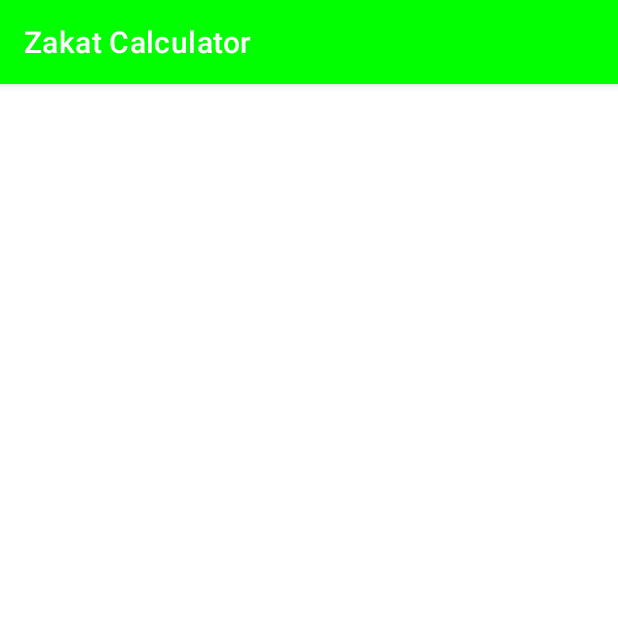
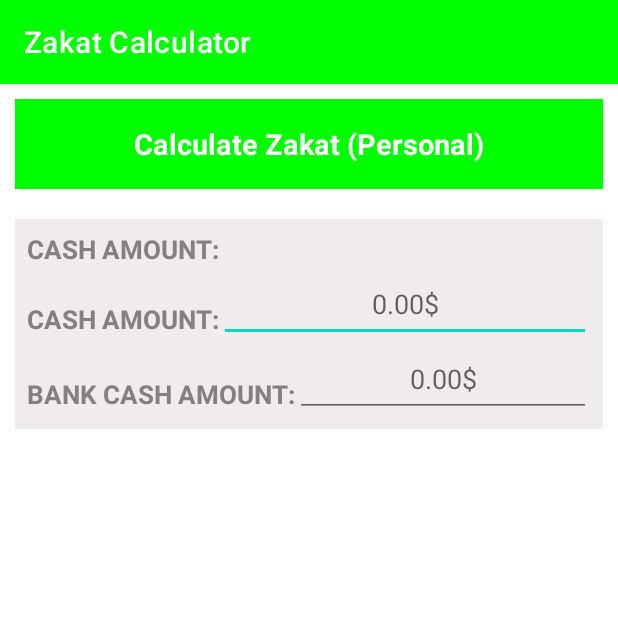
Before and after one commit to jishan1019/zakat-calculator-mobile, an Android app: the CalculateZakatActivity screen opened directly, with no data from a screen before it, on a phone screen of 412 x 824 dp, the top half of it. Run offline under Robolectric (Android 15) with nearby library versions, the phone set to English and light mode, and no system bars.

Commit message:
frist container design complite

```diff
--- a/app/src/main/res/layout/activity_calculate_zakat.xml
+++ b/app/src/main/res/layout/activity_calculate_zakat.xml
@@ -7,10 +7,127 @@
     tools:context=".CalculateZakatActivity"
     android:orientation="vertical"
     android:background="@color/white"
+    android:padding="10dp"
     >
+
+    <!-- Top Titel-->
+    <LinearLayout
+        android:layout_width="match_parent"
+        android:layout_height="60dp"
+        android:background="@color/purple_500"
+        android:orientation="vertical"
+        android:gravity="center"
+        >
+
+        <TextView
+            android:layout_width="wrap_content"
+            android:layout_height="wrap_content"
+            android:textColor="@color/white"
+            android:textSize="19sp"
+            android:textStyle="bold"
+            android:text="Calculate Zakat (Personal)"/>
+
+    </LinearLayout>
+
+    <!-- Calculate Container-->
+    <ScrollView
+        android:layout_marginTop="20dp"
+        android:layout_width="match_parent"
+        android:layout_height="wrap_content"
+        android:scrollbars="none"
+        android:scrollbarStyle="insideInset">
+
+        <LinearLayout
+            android:layout_width="match_parent"
+            android:layout_height="wrap_content"
+            android:orientation="vertical"
+            android:gravity="center"
+            >
+
+
+            <!-- Main Item Layout 1 -->
+            <LinearLayout
+                android:layout_width="match_parent"
+                android:layout_height="140dp"
+                android:orientation="vertical"
+                android:padding="8dp"
+                android:background="@color/item_primary"
+                >
+
+                <TextView
+                    android:layout_width="wrap_content"
+                    android:layout_height="wrap_content"
+                    android:layout_gravity="start"
+                    android:text="CASH AMOUNT:"
+                    android:textStyle="bold"
+                    android:textColor="@color/text_primary"
+                    android:textSize="17sp"/>
+
+                <!-- input cash -->
+                <LinearLayout
+                    android:layout_width="match_parent"
+                    android:layout_height="8dp"
+                    android:layout_weight="1"
+                    android:orientation="horizontal"
+                    android:gravity="center">
+
+                    <TextView
+                        android:layout_width="wrap_content"
+                        android:layout_height="wrap_content"
+                        android:layout_gravity="center"
+                        android:text="CASH AMOUNT:"
+                        android:textStyle="bold"
+                        android:layout_marginTop="10dp"
+                        android:textColor="@color/text_primary"
+                        android:textSize="17sp"/>
+
+                    <EditText
+                        android:layout_width="match_parent"
+                        android:layout_height="match_parent"
+                        android:text=""
+                        android:inputType="number"
+                        android:gravity="center"
+                        android:hint="0.00$"
+                        android:textColor="@color/text_primary"/>
+
+                </LinearLayout>
+
+                <!-- input bank -->
+                <LinearLayout
+                    android:layout_width="match_parent"
+                    android:layout_height="8dp"
+                    android:layout_weight="1"
+                    android:orientation="horizontal"
+                    android:gravity="center">
+
+                    <TextView
+                        android:layout_width="wrap_content"
+                        android:layout_height="wrap_content"
+                        android:layout_gravity="center"
+                        android:text="BANK CASH AMOUNT:"
+                        android:layout_marginTop="10dp"
+                        android:textStyle="bold"
+                        android:textColor="@color/text_primary"
+                        android:textSize="17sp"/>
+
+                    <EditText
+                        android:layout_width="match_parent"
+                        android:layout_height="match_parent"
+                        android:text=""
+                        android:inputType="number"
+                        android:gravity="center"
+                        android:hint="0.00$"
+                        android:textColor="@color/text_primary"/>
+
+                </LinearLayout>
 
 
 
+            </LinearLayout>
+
+        </LinearLayout>
+
+    </ScrollView>
 
 
 
--- a/app/src/main/res/values/colors.xml
+++ b/app/src/main/res/values/colors.xml
@@ -11,6 +11,9 @@
             <!--Custom Color-->
 
     <color name="bg_primary">#F4F3F1</color>
+    <color name="item_primary">#F0ECED</color>
+    <color name="text_primary">#848082</color>
+
 
 
 </resources>
```
